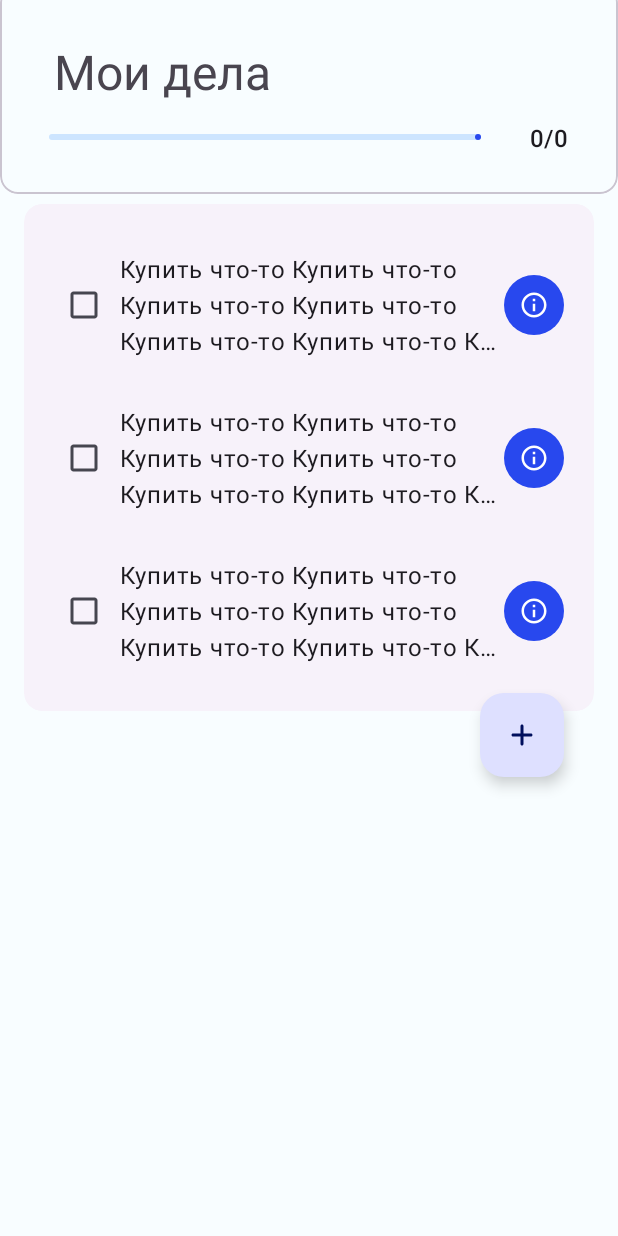
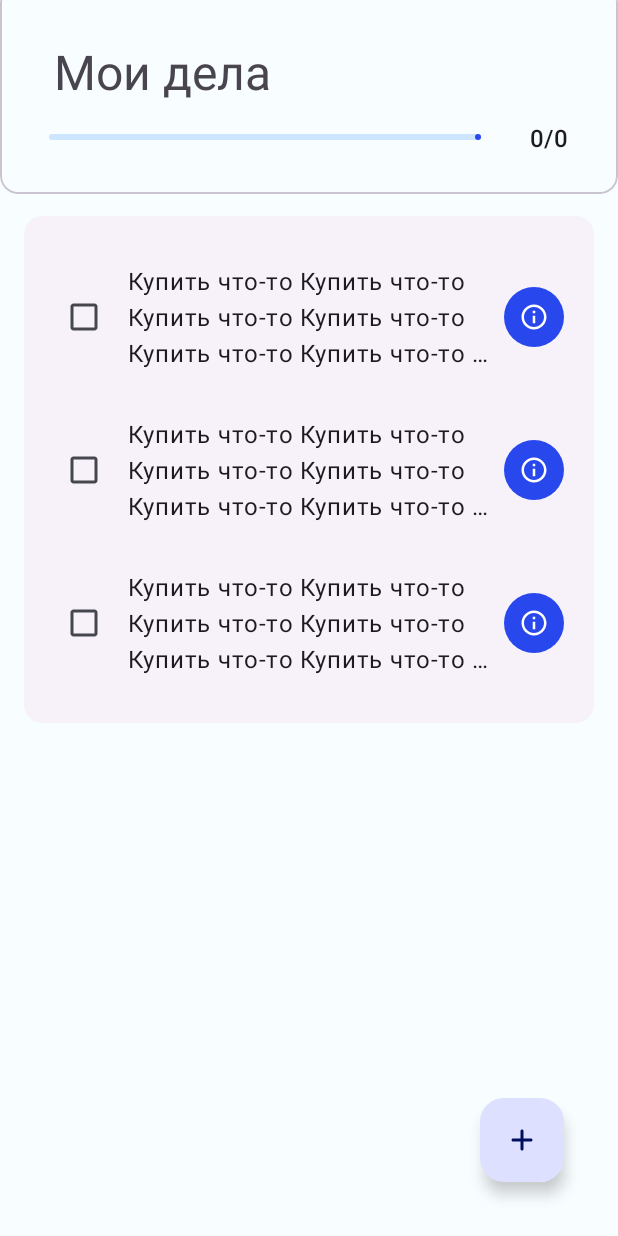
Before and after one commit to Mobile-Developement-School-23/android-todo-app-Maksoha, an Android app built with Jetpack Compose: the layout fragment_my_to_do_list.xml on its own in the app's theme, with its tools: preview values and no code run, on a phone screen of 412 x 824 dp. Run offline under Robolectric (Android 15) with nearby library versions, the phone set to English and light mode, and no system bars.

```diff
--- a/app/src/main/java/com/example/todoapp/ui/viewModels/ToDoItemViewModel.kt
+++ b/app/src/main/java/com/example/todoapp/ui/viewModels/ToDoItemViewModel.kt
@@ -39,7 +39,7 @@ class ToDoItemViewModel (private val repository: ToDoItemsRepository) : ViewMode
     }
 
     fun deleteItem(item: ToDoItem) {
-        repository.removeItem(item)
+        repository.deleteItem(item)
     }
 
      fun updateItem(selectItem: ToDoItem, newItem: ToDoItem) {
--- a/app/src/main/res/layout/fragment_my_to_do_list.xml
+++ b/app/src/main/res/layout/fragment_my_to_do_list.xml
@@ -1,60 +1,14 @@
 <?xml version="1.0" encoding="utf-8"?>
-
 <androidx.coordinatorlayout.widget.CoordinatorLayout
     xmlns:android="http://schemas.android.com/apk/res/android"
     xmlns:tools="http://schemas.android.com/tools"
     xmlns:app="http://schemas.android.com/apk/res-auto"
     android:layout_width="match_parent"
     android:layout_height="match_parent">
-
-    <androidx.core.widget.NestedScrollView
-        android:layout_width="match_parent"
-        android:layout_height="match_parent"
-        app:layout_behavior="@string/appbar_scrolling_view_behavior">
     <com.google.android.material.appbar.AppBarLayout
         android:layout_width="match_parent"
         android:layout_height="wrap_content"
         android:id="@+id/app_bar_layout">
-
-        <androidx.constraintlayout.widget.ConstraintLayout
-                android:layout_width="match_parent"
-                android:layout_height="match_parent"
-            android:layout_marginTop="120dp">
-                <com.google.android.material.card.MaterialCardView
-                    android:id="@+id/cardView"
-                    style="@style/Widget.Material3.CardView.Elevated"
-                    android:layout_width="match_parent"
-                    android:layout_height="wrap_content"
-                    android:layout_margin="16dp"
-                    app:cardCornerRadius="12dp"
-                    app:contentPadding="16dp"
-                    app:layout_constraintBottom_toBottomOf="parent"
-                    app:layout_constraintTop_toTopOf="parent">
-                    <androidx.constraintlayout.widget.ConstraintLayout
-                        android:layout_width="match_parent"
-                        android:layout_height="match_parent">
-                        <TextView
-                            android:layout_width="match_parent"
-                            android:layout_height="wrap_content"
-                            android:id="@+id/no_task_text"
-                            android:text="Нет задач"
-                            android:visibility="invisible"
-                            style="@style/TextAppearance.Material3.HeadlineSmall"
-                            android:gravity="center"
-                            app:layout_constraintTop_toTopOf="parent" />
-                    <androidx.recyclerview.widget.RecyclerView
-                        android:id="@+id/recyclerView"
-                        android:layout_width="match_parent"
-                        android:layout_height="wrap_content"
-                        tools:listitem="@layout/item_todo_list"
-                        app:layout_constraintTop_toTopOf="parent"/>
-                    </androidx.constraintlayout.widget.ConstraintLayout>
-
-
-                </com.google.android.material.card.MaterialCardView>
-            </androidx.constraintlayout.widget.ConstraintLayout>
-    </com.google.android.material.appbar.AppBarLayout>
-    </androidx.core.widget.NestedScrollView>
         <com.google.android.material.card.MaterialCardView
             android:layout_width="match_parent"
             android:layout_height="wrap_content"
@@ -94,7 +48,42 @@
                     android:id="@+id/stateProgressIndicator"/>
             </androidx.constraintlayout.widget.ConstraintLayout>
         </com.google.android.material.card.MaterialCardView>
-
+    </com.google.android.material.appbar.AppBarLayout>
+    <androidx.core.widget.NestedScrollView
+        android:layout_width="match_parent"
+        android:layout_height="wrap_content"
+        android:layout_marginTop="128dp">
+        <com.google.android.material.card.MaterialCardView
+            android:id="@+id/cardView"
+            style="@style/Widget.Material3.CardView.Elevated"
+            android:layout_width="match_parent"
+            android:layout_height="wrap_content"
+            android:layout_margin="16dp"
+            app:cardCornerRadius="12dp"
+            app:contentPadding="16dp"
+            app:layout_constraintBottom_toBottomOf="parent"
+            app:layout_constraintTop_toTopOf="parent">
+            <androidx.constraintlayout.widget.ConstraintLayout
+                android:layout_width="match_parent"
+                android:layout_height="match_parent">
+                <TextView
+                    android:layout_width="match_parent"
+                    android:layout_height="wrap_content"
+                    android:id="@+id/no_task_text"
+                    android:text="Нет задач"
+                    android:visibility="invisible"
+                    style="@style/TextAppearance.Material3.HeadlineSmall"
+                    android:gravity="center"
+                    app:layout_constraintTop_toTopOf="parent" />
+                <androidx.recyclerview.widget.RecyclerView
+                    android:id="@+id/recyclerView"
+                    android:layout_width="match_parent"
+                    android:layout_height="wrap_content"
+                    tools:listitem="@layout/item_todo_list"
+                    app:layout_constraintTop_toTopOf="parent"/>
+            </androidx.constraintlayout.widget.ConstraintLayout>
+        </com.google.android.material.card.MaterialCardView>
+    </androidx.core.widget.NestedScrollView>
     <com.google.android.material.floatingactionbutton.FloatingActionButton
         android:id="@+id/btn_add_item"
         style="@style/Widget.Material3.FloatingActionButton.Primary"
@@ -102,6 +91,6 @@
         android:layout_height="wrap_content"
         android:layout_margin="36dp"
         android:src="@drawable/round_add_24"
-        app:layout_anchor="@id/app_bar_layout"
-        app:layout_anchorGravity="bottom|right|end"/>
+        app:layout_anchorGravity="bottom|end"
+        android:layout_gravity="bottom|end"/>
 </androidx.coordinatorlayout.widget.CoordinatorLayout>
--- a/app/src/main/res/layout/item_todo_list.xml
+++ b/app/src/main/res/layout/item_todo_list.xml
@@ -18,6 +18,7 @@
         android:layout_width="0dp"
         android:layout_height="wrap_content"
         android:ellipsize="end"
+        android:layout_marginHorizontal="5dp"
         android:gravity="center_vertical"
         android:maxLines="3"
         android:layout_marginVertical="16dp"
@@ -34,6 +35,5 @@
         style="@style/Widget.Material3.Button.IconButton.Filled"
         app:layout_constraintBottom_toBottomOf="@id/text"
         app:layout_constraintTop_toTopOf="@id/text"
-        app:layout_constraintEnd_toEndOf="parent"/>
-
+        app:layout_constraintEnd_toEndOf="parent" />
 </androidx.constraintlayout.widget.ConstraintLayout>
```
Also changed, not shown: app/src/main/java/com/example/todoapp/data/repositories/ToDoItemsRepository.kt (+10 -1 lines), app/src/main/java/com/example/todoapp/ui/adapters/ToDoListAdapter.kt (+11 -8 lines), app/src/main/java/com/example/todoapp/ui/view/MyToDoListFragment.kt (+37 -0 lines), app/src/main/java/com/example/todoapp/ui/viewModels/ToDoListViewModel.kt (+6 -1 lines). Lines whose indentation alone changed are shown as unchanged.
